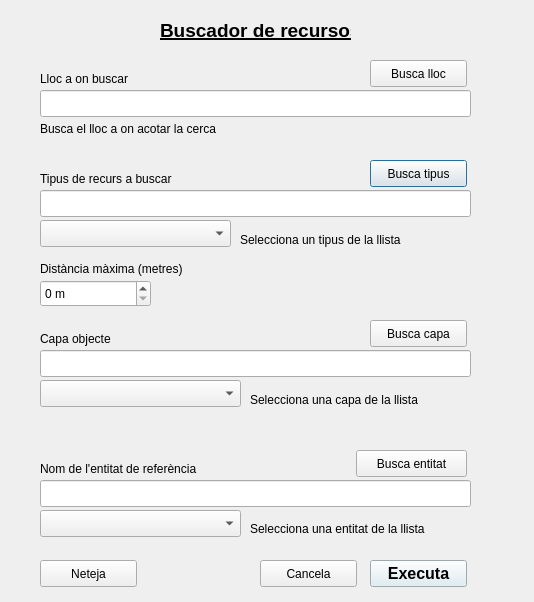
First picture: the form in busca_recursos_dialog_base.ui, repository magipamies/Qgis_plugin, before the edit.
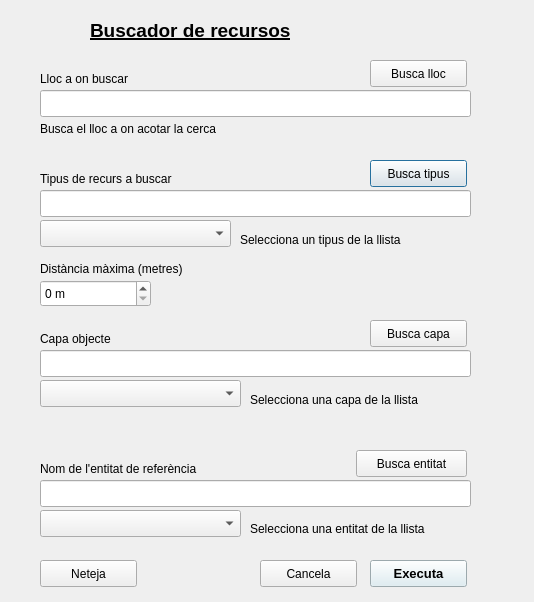
Second picture: the form after the edit.

Diff of the .ui file:
```diff
--- a/busca_recursos_dialog_base.ui
+++ b/busca_recursos_dialog_base.ui
@@ -16,9 +16,9 @@
   <widget class="QLabel" name="titol">
    <property name="geometry">
     <rect>
-     <x>160</x>
+     <x>90</x>
      <y>20</y>
-     <width>191</width>
+     <width>321</width>
      <height>21</height>
     </rect>
    </property>
@@ -137,7 +137,7 @@
     <rect>
      <x>40</x>
      <y>260</y>
-     <width>191</width>
+     <width>221</width>
      <height>17</height>
     </rect>
    </property>
@@ -163,7 +163,7 @@
     <rect>
      <x>250</x>
      <y>390</y>
-     <width>221</width>
+     <width>231</width>
      <height>20</height>
     </rect>
    </property>
@@ -225,7 +225,7 @@
     <rect>
      <x>250</x>
      <y>520</y>
-     <width>221</width>
+     <width>251</width>
      <height>17</height>
     </rect>
    </property>
@@ -669,7 +669,7 @@
    </property>
    <property name="font">
     <font>
-     <pointsize>12</pointsize>
+     <pointsize>10</pointsize>
      <weight>75</weight>
      <italic>false</italic>
      <bold>true</bold>
```
